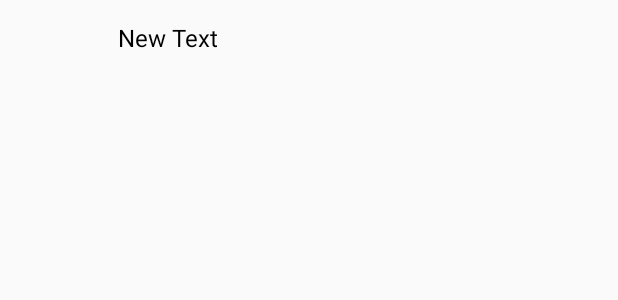
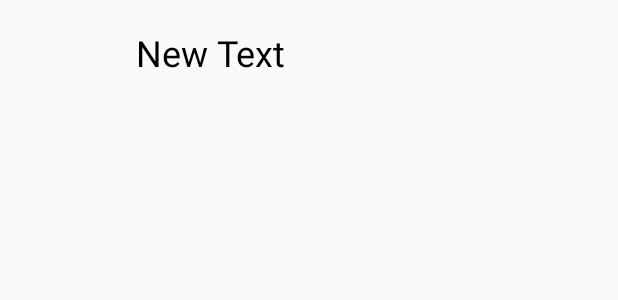
Before and after one commit to HyunjoonCho/MadCamp_Project_1, an Android app: the layout contactview_item.xml on its own in the app's theme, with its tools: preview values and no code run, on a phone screen of 412 x 824 dp. Shown: the top 300 px of the screen. Run offline under Robolectric (Android 15) with nearby library versions, the phone set to English and light mode, and no system bars.

```diff
--- a/app/src/main/res/layout/contactview_item.xml
+++ b/app/src/main/res/layout/contactview_item.xml
@@ -5,18 +5,18 @@
 
     <ImageView
         android:id="@+id/pictureView"
-        android:layout_width="36dp"
-        android:layout_height="36dp"
+        android:layout_width="45dp"
+        android:layout_height="45dp"
         android:layout_weight="1"
         android:layout_gravity="center" />
 
     <TextView
         android:layout_width="wrap_content"
-        android:layout_height="50dp"
-        android:layout_marginLeft="10dp"
+        android:layout_height="70dp"
+        android:layout_marginLeft="18dp"
         android:text="New Text"
         android:id="@+id/nameView"
-        android:textSize="16dp"
+        android:textSize="24dp"
         android:textColor="#000000"
         android:gravity="center_vertical"
         android:layout_weight="8" />
--- a/app/src/main/res/layout/fragment_first.xml
+++ b/app/src/main/res/layout/fragment_first.xml
@@ -9,7 +9,7 @@
 
     <ListView
         android:id="@+id/listContacts"
-        android:layout_width="wrap_content"
+        android:layout_width="match_parent"
         android:layout_height="wrap_content"
         app:layout_constraintLeft_toLeftOf="parent"
         app:layout_constraintRight_toRightOf="parent"
```
Also changed, not shown: app/src/main/java/com/example/madcamp_project_1/FirstFragment.kt (+10 -0 lines).
